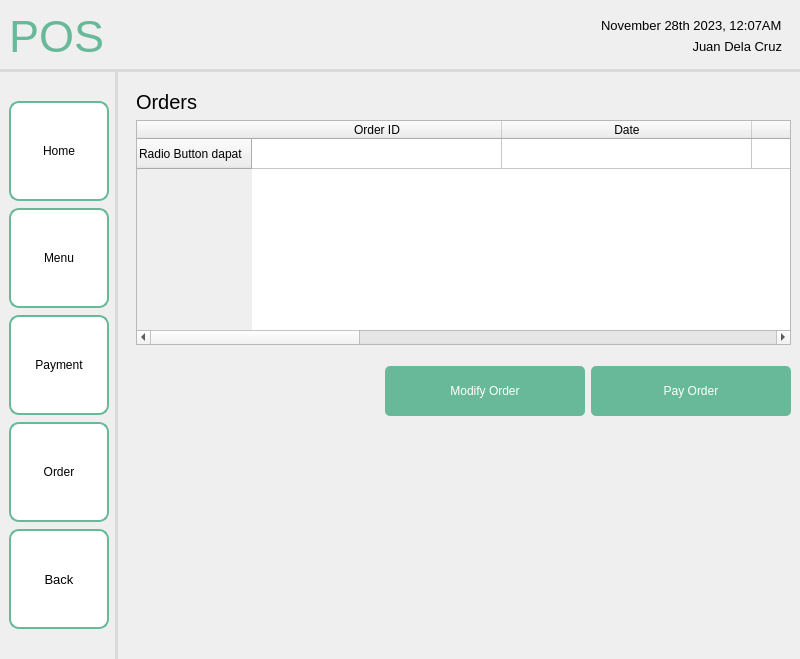
Qt form screens/ui/posOrder.ui (sehae/POS-with-Inventory-System) before a commit.
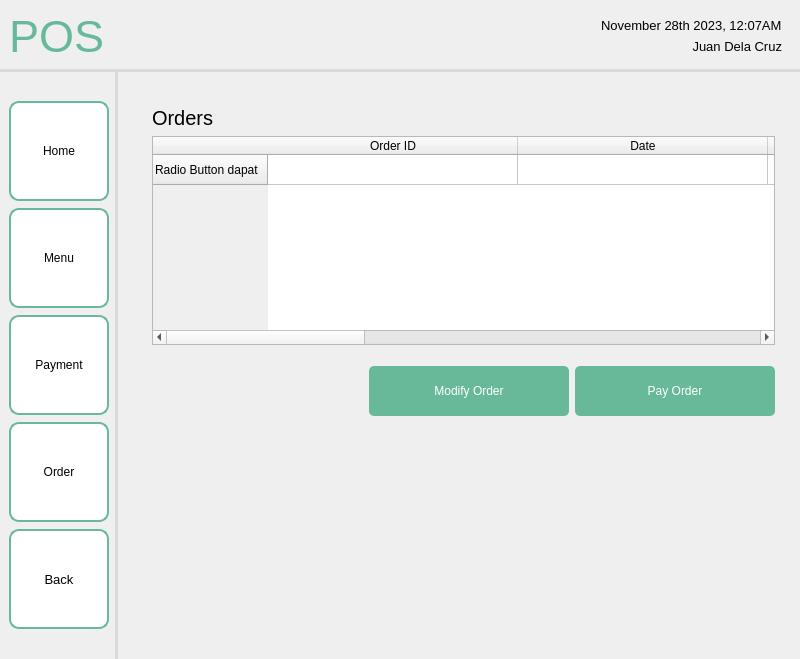
The same form after that commit. Icons and pictures are not drawn.

Patch:
```diff
--- a/screens/ui/posOrder.ui
+++ b/screens/ui/posOrder.ui
@@ -408,6 +408,18 @@
           <item>
            <widget class="QWidget" name="widget" native="true">
             <layout class="QVBoxLayout" name="verticalLayout_3">
+             <property name="leftMargin">
+              <number>25</number>
+             </property>
+             <property name="topMargin">
+              <number>25</number>
+             </property>
+             <property name="rightMargin">
+              <number>25</number>
+             </property>
+             <property name="bottomMargin">
+              <number>25</number>
+             </property>
              <item>
               <widget class="QLabel" name="label_4">
                <property name="font">
```
